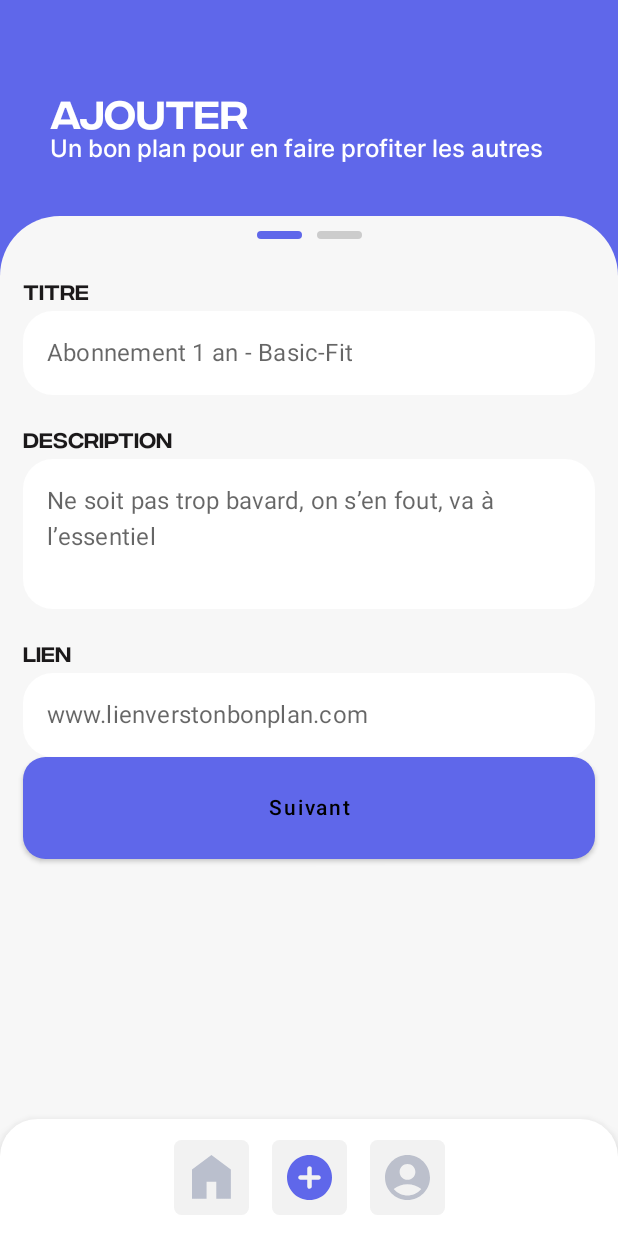
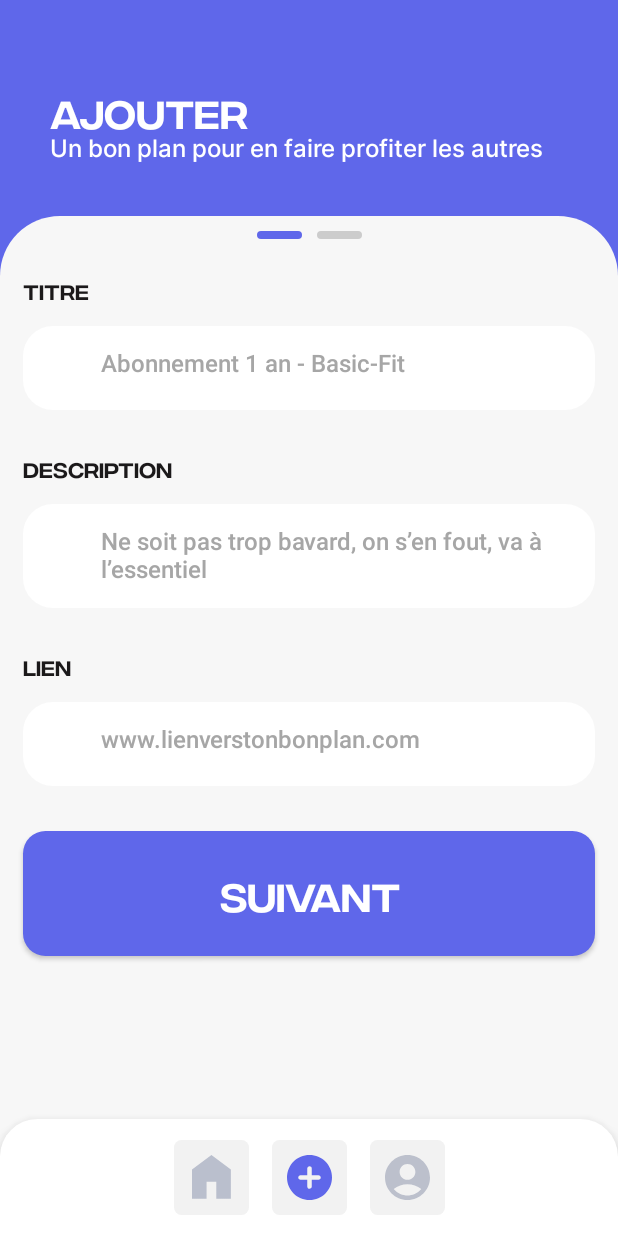
Before and after one commit to MaxLepan/yapadsou, an Android app built with Jetpack Compose: the @Preview function AddPlanDescPreview, on a phone screen of 412 x 824 dp. Run offline under Robolectric (Android 15) with nearby library versions, the phone set to English and light mode, and no system bars.

Commit message:
Added 'add a plan descrpition view'

```diff
--- a/app/src/main/java/com/maxlepan/yapadsou/modules/AddPlan_desc/AddPlanDescView.kt
+++ b/app/src/main/java/com/maxlepan/yapadsou/modules/AddPlan_desc/AddPlanDescView.kt
@@ -30,6 +30,7 @@ import com.maxlepan.yapadsou.R
 import com.maxlepan.yapadsou.ui.components.BlueButtonView
 import com.maxlepan.yapadsou.ui.components.CategoryCard
 import com.maxlepan.yapadsou.ui.components.Footer
+import com.maxlepan.yapadsou.ui.components.InputView
 import com.maxlepan.yapadsou.ui.theme.Inter
 import com.maxlepan.yapadsou.ui.theme.MediumBlue
 import com.maxlepan.yapadsou.ui.theme.Typography
@@ -37,6 +38,8 @@ import com.maxlepan.yapadsou.ui.theme.Typography
 @Composable
 fun AddPlanDescView (){
     var title by remember { mutableStateOf(TextFieldValue("")) }
+    var description by remember { mutableStateOf(TextFieldValue("")) }
+    var link by remember { mutableStateOf(TextFieldValue("")) }
     Column(
         modifier = Modifier
             .fillMaxWidth()
@@ -120,24 +123,15 @@ fun AddPlanDescView (){
                                         .fillMaxWidth()
                                         .padding(0.dp, 0.dp, 0.dp, 5.dp)
                                 )
-                                TextField(
+                                InputView(
+                                    placeholder = "Abonnement 1 an - Basic-Fit",
                                     value = title,
-                                    onValueChange = { newTitle ->
+                                    callback = { newTitle ->
                                         title = newTitle
                                     },
-                                    placeholder = { Text("Abonnement 1 an - Basic-Fit") },
-                                    modifier = Modifier
-                                        .fillMaxWidth()
-                                        .clip(RoundedCornerShape(20.dp)),
-                                    colors = TextFieldDefaults.textFieldColors(
-                                        textColor = Color.Gray,
-                                        disabledTextColor = Color.Transparent,
-                                        backgroundColor = Color.White,
-                                        focusedIndicatorColor = Color.Transparent,
-                                        unfocusedIndicatorColor = Color.Transparent,
-                                        disabledIndicatorColor = Color.Transparent
-                                    )
-
+                                    icon = null,
+                                    isPassword = false,
+                                    keyboardType = KeyboardType.Text
                                 )
                             }
                             Column (
@@ -151,29 +145,21 @@ fun AddPlanDescView (){
                                         .fillMaxWidth()
                                         .padding(0.dp, 20.dp, 0.dp, 5.dp)
                                 )
-                                TextField(
-                                    value = title,
-                                    onValueChange = { newTitle ->
-                                        title = newTitle
+                                InputView(
+                                    placeholder = "Ne soit pas trop bavard, on s’en fout, va à l’essentiel",
+                                    value = description,
+                                    callback = { newDescription ->
+                                        description = newDescription
                                     },
-                                    placeholder = { Text("Ne soit pas trop bavard, on s’en fout, va à l’essentiel") },
-                                    modifier = Modifier
-                                        .fillMaxWidth()
-                                        .clip(RoundedCornerShape(20.dp))
-                                        .height(100.dp),
-                                    colors = TextFieldDefaults.textFieldColors(
-                                        textColor = Color.Gray,
-                                        disabledTextColor = Color.Transparent,
-                                        backgroundColor = Color.White,
-                                        focusedIndicatorColor = Color.Transparent,
-                                        unfocusedIndicatorColor = Color.Transparent,
-                                        disabledIndicatorColor = Color.Transparent
-                                    )
-
+                                    icon = null,
+                                    isPassword = false,
+                                    keyboardType = KeyboardType.Text
                                 )
                             }
                             Column (
-                                modifier = Modifier.fillMaxWidth()
+                                modifier = Modifier
+                                    .fillMaxWidth()
+                                    .padding(bottom = 20.dp)
                             ) {
                                 Text(
                                     text = "Lien",
@@ -183,25 +169,15 @@ fun AddPlanDescView (){
                                         .fillMaxWidth()
                                         .padding(0.dp, 20.dp, 0.dp, 5.dp)
                                 )
-                                TextField(
-                                    value = title,
-                                    onValueChange = { newTitle ->
-                                        title = newTitle
+                                InputView(
+                                    placeholder = "www.lienverstonbonplan.com",
+                                    value = link,
+                                    callback = { newLink ->
+                                        link = newLink
                                     },
-                                    keyboardOptions = KeyboardOptions(keyboardType = KeyboardType.Uri),
-                                    placeholder = { Text("www.lienverstonbonplan.com") },
-                                    modifier = Modifier
-                                        .fillMaxWidth()
-                                        .clip(RoundedCornerShape(20.dp)),
-                                    colors = TextFieldDefaults.textFieldColors(
-                                        textColor = Color.Gray,
-                                        disabledTextColor = Color.Transparent,
-                                        backgroundColor = Color.White,
-                                        focusedIndicatorColor = Color.Transparent,
-                                        unfocusedIndicatorColor = Color.Transparent,
-                                        disabledIndicatorColor = Color.Transparent
-                                    )
-
+                                    icon = null,
+                                    isPassword = false,
+                                    keyboardType = KeyboardType.Uri
                                 )
                             }
                             BlueButtonView(text = "Suivant") {
--- a/app/src/main/java/com/maxlepan/yapadsou/ui/components/blue-button.kt
+++ b/app/src/main/java/com/maxlepan/yapadsou/ui/components/blue-button.kt
@@ -13,6 +13,7 @@ import androidx.compose.ui.graphics.Color
 import androidx.compose.ui.text.style.TextAlign
 import androidx.compose.ui.tooling.preview.Preview
 import androidx.compose.ui.unit.dp
+import com.maxlepan.yapadsou.ui.theme.*
 
 
 @Composable
@@ -27,6 +28,8 @@ fun BlueButtonView(text: String, onClick : () -> Unit) {
     ) {
         Text(
             text = text,
+            style = Typography.h2,
+            color = Color.White,
             textAlign = TextAlign.Center,
             modifier = Modifier
                 .padding(vertical = 18.dp)
```
